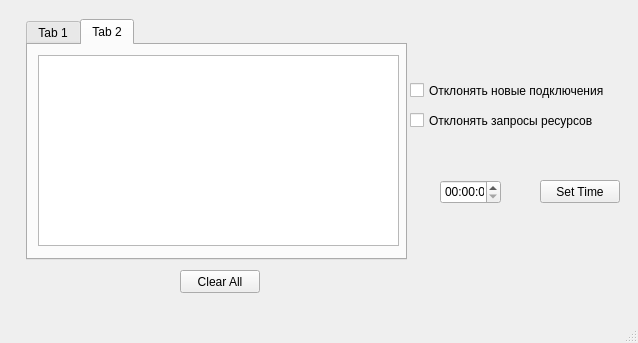
The window that mainwindow.ui (touch-my-tralala/test_server) describes before a commit, drawn with Qt 5.
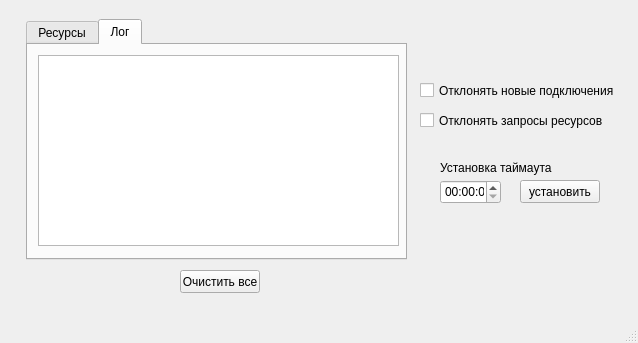
The same window after the commit. The open tabs and pages were chosen to show the change.

```diff
--- a/mainwindow.ui
+++ b/mainwindow.ui
@@ -28,7 +28,7 @@
     </property>
     <widget class="QWidget" name="tab">
      <attribute name="title">
-      <string>Tab 1</string>
+      <string>Ресурсы</string>
      </attribute>
      <widget class="QTableWidget" name="tableWidget">
       <property name="geometry">
@@ -56,7 +56,7 @@
     </widget>
     <widget class="QWidget" name="tab_2">
      <attribute name="title">
-      <string>Tab 2</string>
+      <string>Лог</string>
      </attribute>
      <widget class="QTextBrowser" name="logTextBrowser">
       <property name="geometry">
@@ -80,26 +80,26 @@
      </rect>
     </property>
     <property name="text">
-     <string>Clear All</string>
+     <string>Очистить все</string>
     </property>
    </widget>
    <widget class="QPushButton" name="timeoutBtn">
     <property name="geometry">
      <rect>
-      <x>540</x>
+      <x>520</x>
       <y>180</y>
       <width>80</width>
       <height>23</height>
      </rect>
     </property>
     <property name="text">
-     <string>Set Time</string>
+     <string>установить</string>
     </property>
    </widget>
    <widget class="QCheckBox" name="rejectConnCheckBox">
     <property name="geometry">
      <rect>
-      <x>410</x>
+      <x>420</x>
       <y>80</y>
       <width>211</width>
       <height>21</height>
@@ -112,7 +112,7 @@
    <widget class="QCheckBox" name="rejectResCheckBox">
     <property name="geometry">
      <rect>
-      <x>410</x>
+      <x>420</x>
       <y>110</y>
       <width>211</width>
       <height>21</height>
@@ -132,6 +132,19 @@
      </rect>
     </property>
    </widget>
+   <widget class="QLabel" name="label">
+    <property name="geometry">
+     <rect>
+      <x>440</x>
+      <y>160</y>
+      <width>161</width>
+      <height>16</height>
+     </rect>
+    </property>
+    <property name="text">
+     <string>Установка таймаута</string>
+    </property>
+   </widget>
   </widget>
   <widget class="QMenuBar" name="menubar">
    <property name="geometry">
```
Left out of the diff: 2 changed lines with no effect on the pictures.
